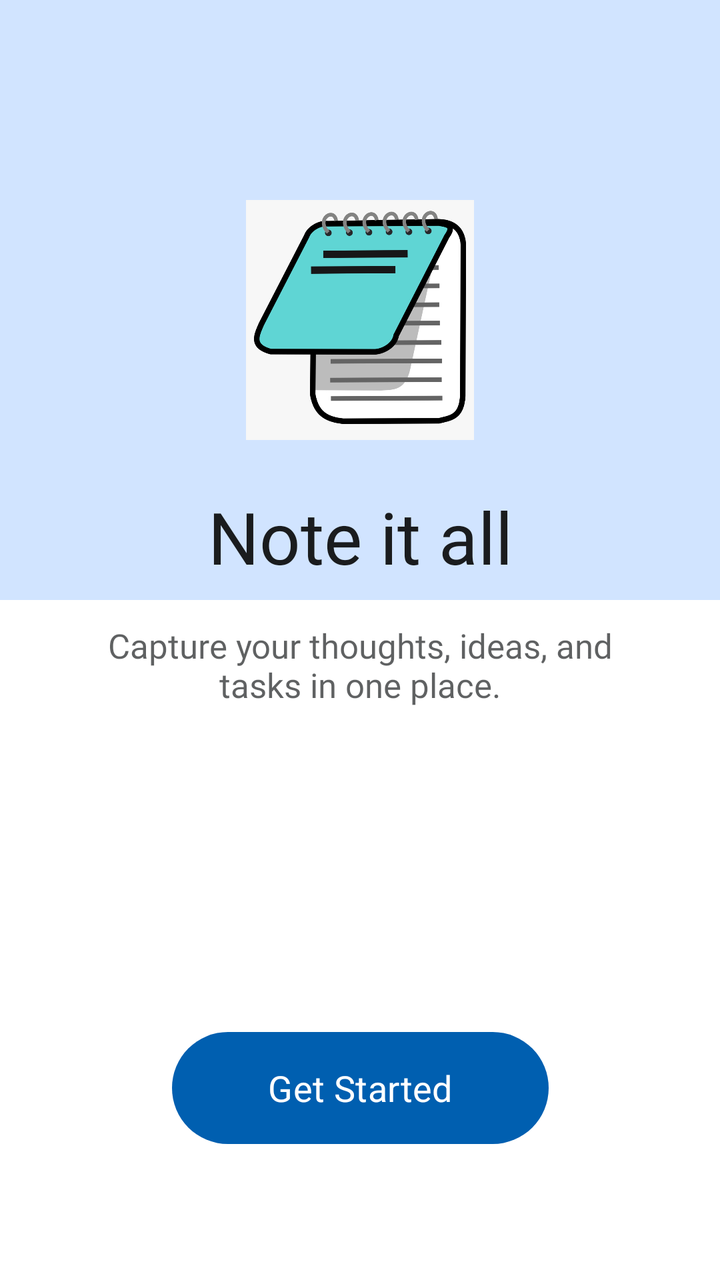
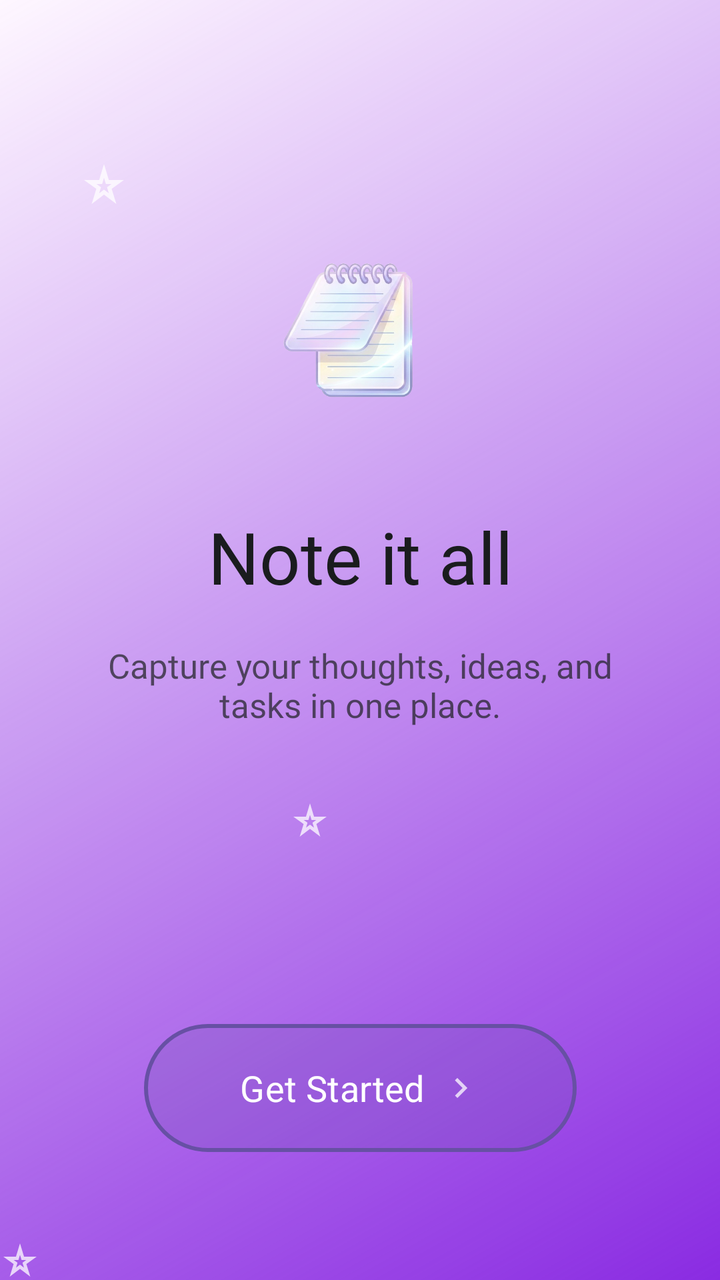

Before-and-after screenshots of an Android layout around one commit, followed by the original layout XML and the change that was made.
<!-- AndroidManifest.xml: application theme Theme.Notepad -->
<!-- res/layout/activity_main.xml -->
<?xml version="1.0" encoding="utf-8"?>
<androidx.constraintlayout.widget.ConstraintLayout xmlns:android="http://schemas.android.com/apk/res/android"
    xmlns:app="http://schemas.android.com/apk/res-auto"
    xmlns:tools="http://schemas.android.com/tools"
    android:id="@+id/main"
    android:layout_width="match_parent"
    android:layout_height="match_parent"
    android:background="@color/white"
    tools:context=".MainActivity">

    <View
        android:id="@+id/background_decoration"
        android:layout_width="match_parent"
        android:layout_height="300dp"
        android:background="@color/blue"
        app:layout_constraintTop_toTopOf="parent" />

    <ImageView
        android:id="@+id/app_logo"
        android:layout_width="120dp"
        android:layout_height="120dp"
        android:layout_marginTop="100dp"
        android:src="@drawable/appicon"
        android:contentDescription="@string/app_name"
        app:layout_constraintEnd_toEndOf="parent"
        app:layout_constraintStart_toStartOf="parent"
        app:layout_constraintTop_toTopOf="parent" />

    <TextView
        android:id="@+id/note_tv"
        android:layout_width="wrap_content"
        android:layout_height="wrap_content"
        android:layout_marginTop="24dp"
        android:fontFamily="@font/sephora"
        android:text="@string/note_it_all"
        android:textColor="@color/black"
        android:textSize="36sp"
        app:layout_constraintEnd_toEndOf="parent"
        app:layout_constraintStart_toStartOf="parent"
        app:layout_constraintTop_toBottomOf="@id/app_logo" />

    <TextView
        android:layout_width="0dp"
        android:layout_height="wrap_content"
        android:layout_marginHorizontal="48dp"
        android:layout_marginTop="19dp"
        android:alpha="0.7"
        android:gravity="center"
        android:fontFamily="@font/slumber"
        android:text="@string/app_description"
        android:textColor="@color/black"
        android:textSize="17sp"
        app:layout_constraintEnd_toEndOf="parent"
        app:layout_constraintStart_toStartOf="parent"
        app:layout_constraintTop_toBottomOf="@id/note_tv" />

    <com.google.android.material.button.MaterialButton
        android:id="@+id/started_btn"
        android:layout_width="wrap_content"
        android:layout_height="64dp"
        android:layout_marginBottom="64dp"
        android:fontFamily="sans-serif"
        android:paddingHorizontal="48dp"
        android:text="@string/get_started"
        android:textAllCaps="false"
        android:textColor="@color/white"
        android:textSize="18sp"
        app:backgroundTint="@color/btn_blue"
        app:cornerRadius="32dp"
        app:layout_constraintBottom_toBottomOf="parent"
        app:layout_constraintEnd_toEndOf="parent"
        app:layout_constraintStart_toStartOf="parent" />

</androidx.constraintlayout.widget.ConstraintLayout>
<!-- resources referenced by this layout -->
<resources>
  <color name="black">#1A1C1E</color>
  <color name="blue">#D1E4FF</color>
  <color name="btn_blue">#005FB0</color>
  <color name="white">#FFFFFF</color>
  <!-- drawable appicon: png bitmap (drawable, 66806 bytes) -->
  <string name="app_description">Capture your thoughts, ideas, and tasks in one place.</string>
  <string name="app_name">Notepad</string>
  <string name="get_started">Get Started</string>
  <string name="note_it_all">Note it all</string>
  <style name="Theme.Notepad" parent="Base.Theme.Notepad" />
  <style name="Base.Theme.Notepad" parent="Theme.Material3.DayNight.NoActionBar">
          
          
      </style>
</resources>

<!-- the commit's change to res/layout/activity_main.xml (unified diff, before → after) -->
@@ -5,23 +5,17 @@
     android:id="@+id/main"
     android:layout_width="match_parent"
     android:layout_height="match_parent"
-    android:background="@color/white"
+    android:background="@drawable/background"
     tools:context=".MainActivity">
 
-    <View
-        android:id="@+id/background_decoration"
-        android:layout_width="match_parent"
-        android:layout_height="300dp"
-        android:background="@color/blue"
-        app:layout_constraintTop_toTopOf="parent" />
 
     <ImageView
         android:id="@+id/app_logo"
         android:layout_width="120dp"
-        android:layout_height="120dp"
+        android:layout_height="130dp"
         android:layout_marginTop="100dp"
-        android:src="@drawable/appicon"
         android:contentDescription="@string/app_name"
+        android:src="@drawable/bg_remove"
         app:layout_constraintEnd_toEndOf="parent"
         app:layout_constraintStart_toStartOf="parent"
         app:layout_constraintTop_toTopOf="parent" />
@@ -45,8 +39,8 @@
         android:layout_marginHorizontal="48dp"
         android:layout_marginTop="19dp"
         android:alpha="0.7"
+        android:fontFamily="@font/slumber"
         android:gravity="center"
-        android:fontFamily="@font/slumber"
         android:text="@string/app_description"
         android:textColor="@color/black"
         android:textSize="17sp"
@@ -65,8 +59,14 @@
         android:textAllCaps="false"
         android:textColor="@color/white"
         android:textSize="18sp"
-        app:backgroundTint="@color/btn_blue"
+        android:background="@drawable/btn_bg"
         app:cornerRadius="32dp"
+        app:rippleColor="@color/ripple_color"
+        android:backgroundTint="@null"
+        android:elevation="12dp"
+        android:translationZ="6dp"
+
+        android:drawableEnd="@drawable/baseline_navigate_next_24"
         app:layout_constraintBottom_toBottomOf="parent"
         app:layout_constraintEnd_toEndOf="parent"
         app:layout_constraintStart_toStartOf="parent" />
<!-- resource entries referenced after the edit -->
@@ -1,15 +1,89 @@
 <!-- resources referenced by this layout -->
 <resources>
   <color name="black">#1A1C1E</color>
-  <color name="blue">#D1E4FF</color>
-  <color name="btn_blue">#005FB0</color>
+  <color name="ripple_color">#40FFFFFF</color>
   <color name="white">#FFFFFF</color>
-  <!-- drawable appicon: png bitmap (drawable, 66806 bytes) -->
+  <!-- drawable background (drawable) -->
+  <?xml version="1.0" encoding="utf-8"?>
+  <layer-list xmlns:android="http://schemas.android.com/apk/res/android">
+  
+  
+      <item>
+          <shape android:shape="rectangle">
+              <gradient
+                  android:startColor="@color/start_color"
+                  android:endColor="@color/end_color"
+                  android:angle="135" />
+          </shape>
+      </item>
+  
+  
+      <item
+          android:width="24dp"
+          android:height="24dp"
+          android:top="80dp"
+          android:left="40dp"
+          android:gravity="top|left"
+          android:drawable="@drawable/baseline_star_purple500_24" />
+  
+  
+      <item
+          android:width="20dp"
+          android:height="20dp"
+          android:top="180dp"
+          android:right="50dp"
+          android:gravity="center"
+          android:drawable="@drawable/baseline_star_purple500_24" />
+  
+  
+      <item
+          android:width="20dp"
+          android:height="20dp"
+          android:top="10dp"
+          android:right="50dp"
+          android:gravity="bottom|left"
+          android:drawable="@drawable/baseline_star_purple500_24" />
+  
+  </layer-list>
+  <!-- drawable baseline_navigate_next_24 (drawable) -->
+  <vector xmlns:android="http://schemas.android.com/apk/res/android" android:alpha="0.74" android:autoMirrored="true" android:height="20dp" android:tint="#FFFFFF" android:viewportHeight="24" android:viewportWidth="24" android:width="20dp">
+        
+      <path android:fillColor="@android:color/white" android:pathData="M10,6L8.59,7.41 13.17,12l-4.58,4.59L10,18l6,-6z"/>
+      
+  </vector>
+  <!-- drawable bg_remove: png bitmap (drawable, 151633 bytes) -->
+  <!-- drawable btn_bg (drawable) -->
+  <?xml version="1.0" encoding="utf-8"?>
+  <ripple xmlns:android="http://schemas.android.com/apk/res/android"
+      android:color="#40FFFFFF">
+      <item>
+          <shape android:shape="rectangle">
+  
+              <solid android:color="#33FFFFFF" />
+  
+              
+              <corners android:radius="32dp" />
+  
+              
+              <stroke
+                  android:width="2dp"
+                  android:color="#FFFFFF" />
+          </shape>
+      </item>
+  </ripple>
   <string name="app_description">Capture your thoughts, ideas, and tasks in one place.</string>
   <string name="app_name">Notepad</string>
   <string name="get_started">Get Started</string>
   <string name="note_it_all">Note it all</string>
   <style name="Theme.Notepad" parent="Base.Theme.Notepad" />
+  <color name="start_color">#8A2BE2</color>
+  <color name="end_color">#00BFF</color>
+  <!-- drawable baseline_star_purple500_24 (drawable) -->
+  <vector xmlns:android="http://schemas.android.com/apk/res/android" android:alpha="0.74" android:height="10dp" android:tint="#FFFFFF" android:viewportHeight="24" android:viewportWidth="24" android:width="10dp">
+        
+      <path android:fillColor="@android:color/white" android:pathData="M12,8.89L12.94,12h2.82l-2.27,1.62l0.93,3.01L12,14.79l-2.42,1.84l0.93,-3.01L8.24,12h2.82L12,8.89M12,2l-2.42,8H2l6.17,4.41L5.83,22L12,17.31L18.18,22l-2.35,-7.59L22,10h-7.58L12,2L12,2z"/>
+      
+  </vector>
   <style name="Base.Theme.Notepad" parent="Theme.Material3.DayNight.NoActionBar">
           
           
